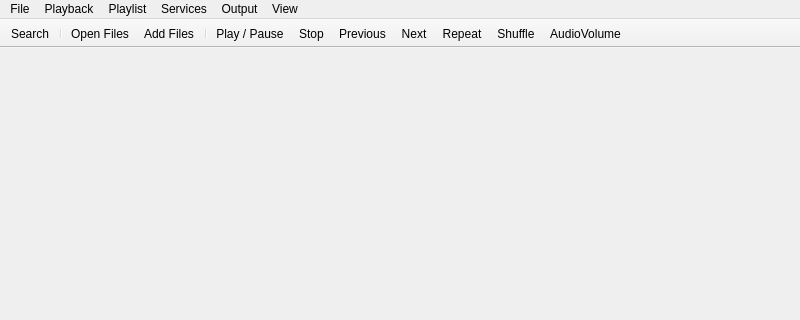
Old version of the form src/qtui/main_window.ui in the repository audacious-media-player/audacious-plugins; both pictures show x 0 to 800 and y 0 to 320 of the 800 by 500 pixel window.
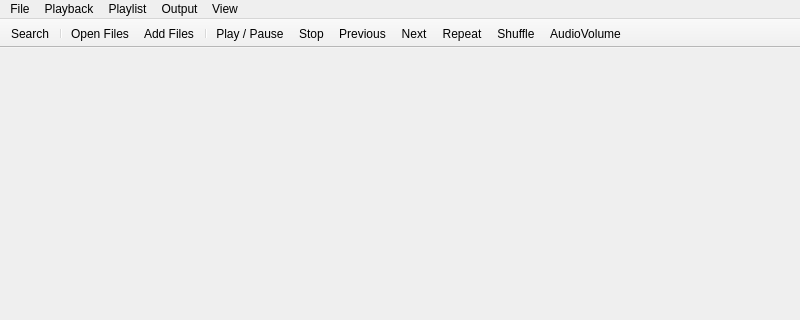
New version of the form. Icons and pictures are not drawn.

Commit message: qtui: let libaudqt own the services menu instead of qt designer

What changed in the file:
```diff
--- a/src/qtui/main_window.ui
+++ b/src/qtui/main_window.ui
@@ -165,11 +165,6 @@
     <addaction name="actionPlaylistManager"/>
     <addaction name="actionQueueManager"/>
    </widget>
-   <widget class="QMenu" name="menuServices">
-    <property name="title">
-     <string>Services</string>
-    </property>
-   </widget>
    <widget class="QMenu" name="menuOutput">
     <property name="title">
      <string>Output</string>
@@ -189,7 +184,6 @@
    <addaction name="menuFile"/>
    <addaction name="menuPlayback"/>
    <addaction name="menuPlaylist"/>
-   <addaction name="menuServices"/>
    <addaction name="menuOutput"/>
    <addaction name="menuView"/>
   </widget>
```
Left out of the diff: 2 changed lines with no effect on the pictures. The commit also changes 1 other file.
